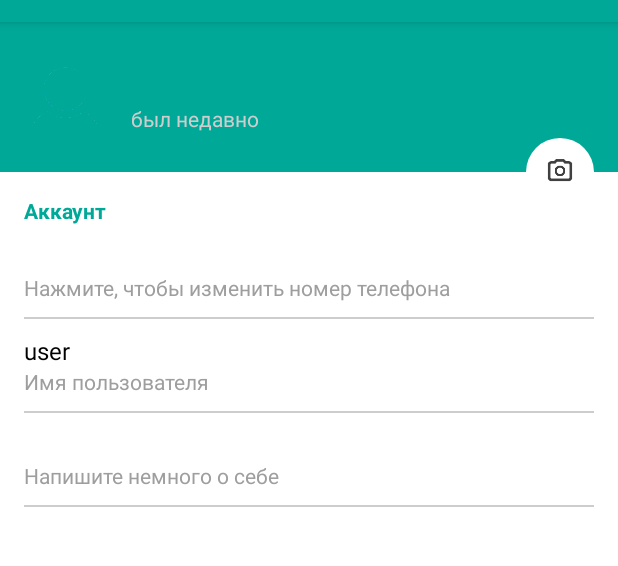
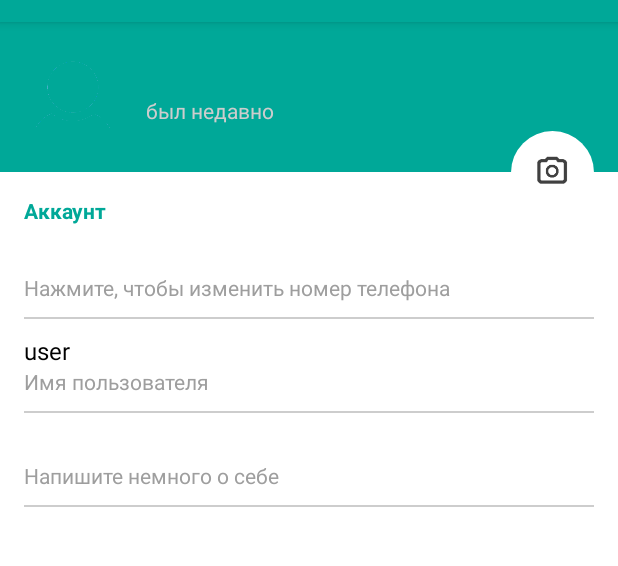
Before and after one commit to Yukio0120/Talk, an Android app: the fragment SettingsFragment shown on its own in the app's theme, on a phone screen of 412 x 824 dp, the part 62-628 px from its top. Run offline under Robolectric (Android 15) with nearby library versions, the phone set to English and light mode, and no system bars; our stand-ins replace CircleImageView, Firebase (no records; nobody signed in at launch, a user with empty details on screens opened directly), Picasso; libraries missing offline, so code that uses them is left out: com.mikepenz.materialdrawer, com.theartofdev.edmodo; 2 statements that could not run were skipped.

Commit message:
icon done

```diff
--- a/app/src/main/res/values/dimens.xml
+++ b/app/src/main/res/values/dimens.xml
@@ -8,10 +8,10 @@
 
 
 <!--    settings    -->
-    <dimen name="settings_user_photo_width">55dp</dimen>
-    <dimen name="settings_user_photo_height">55dp</dimen>
-    <dimen name="settings_btn_change_photo_width">45dp</dimen>
-    <dimen name="settings_btn_change_photo_height">45dp</dimen>
+    <dimen name="settings_user_photo_width">65dp</dimen>
+    <dimen name="settings_user_photo_height">65dp</dimen>
+    <dimen name="settings_btn_change_photo_width">55dp</dimen>
+    <dimen name="settings_btn_change_photo_height">55dp</dimen>
     <dimen name="settings_ripple_effect_radius">4dp</dimen>
     <dimen name="appPadding">10dp</dimen>
 
```
